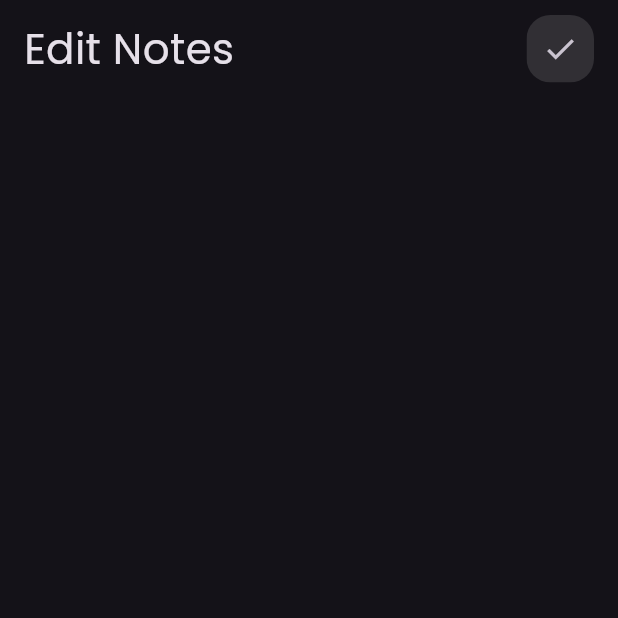
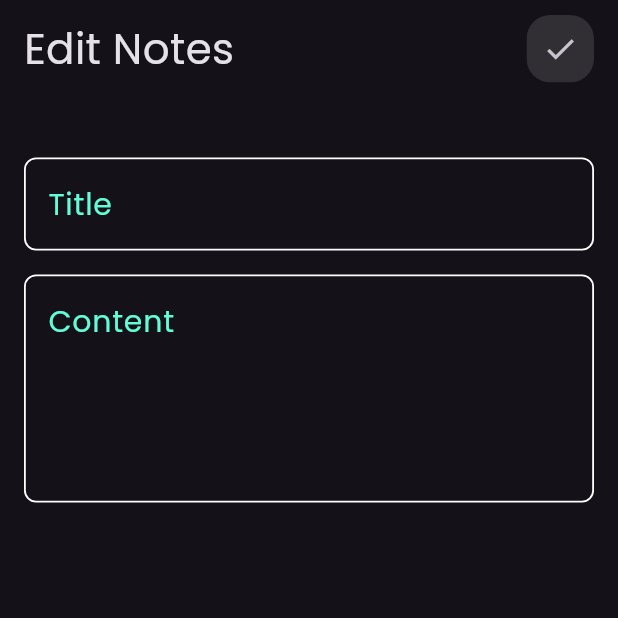
Before and after one commit to AhmedYasserww/Notes_App, a Flutter app: the EditNoteViewBody screen opened directly, on a phone screen of 412 x 824 dp, the top half of it. Run offline on Flutter 3.47's test engine with Material 3 defaults, Android fonts, the phone set to English and light mode, and no system bars; our stand-ins replace font_awesome_flutter.

Commit message:
add text field to editNotes view

```diff
--- a/lib/views/widgets/custom_text_form_field_widget.dart
+++ b/lib/views/widgets/custom_text_form_field_widget.dart
@@ -2,10 +2,10 @@
 import 'package:flutter/material.dart';
 import 'package:note_app/constants.dart';
 class CustomTextField extends StatelessWidget {
-   CustomTextField({super.key,required this.hintText,this.contentPadding,this.maxLine=1});
-   double ? contentPadding;
+   const CustomTextField({super.key,required this.hintText, this.maxLine=1});
+
   final  String  hintText;
-   int  maxLine;
+   final int  maxLine;
 
   @override
   Widget build(BuildContext context) {
@@ -20,7 +20,6 @@ class CustomTextField extends StatelessWidget {
       enabledBorder: buildBorder(),
            focusedBorder: buildBorder(kPrimaryColor),
 
-           contentPadding:   EdgeInsets.symmetric(vertical:contentPadding??20,horizontal: 20 ),
           )
       );
 
@@ -28,7 +27,7 @@ class CustomTextField extends StatelessWidget {
    OutlineInputBorder buildBorder([color]){
     return OutlineInputBorder(
       borderRadius: BorderRadius.circular(8),
-      borderSide: BorderSide(color: color ?? Colors.white,width: 1.3),
+      borderSide: BorderSide(color: color ?? Colors.white,width: 1.2),
     );
    }
 }
--- a/lib/views/widgets/edit_view_body.dart
+++ b/lib/views/widgets/edit_view_body.dart
@@ -1,17 +1,22 @@
 import 'package:flutter/material.dart';
+import 'package:note_app/views/widgets/custom_text_form_field_widget.dart';
 import 'package:note_app/views/widgets/custum_appbar.dart';
 class EditNoteViewBody extends StatelessWidget {
   const EditNoteViewBody({super.key});
 
   @override
   Widget build(BuildContext context) {
-    return const Scaffold(
+    return  const Scaffold(
       body: Padding(
         padding: EdgeInsets.symmetric(horizontal: 16),
         child: Column(
           children: [
             SizedBox(height: 10,),
-            CustomAppbar(text: "Edit Notes",icon: Icons.check,)
+            CustomAppbar(text: "Edit Notes",icon: Icons.check,),
+            SizedBox(height: 50,),
+            CustomTextField(hintText: "Title"),
+            SizedBox(height: 16,),
+            CustomTextField(hintText: "Content",maxLine: 5,)
           ],
         ),
       ),
```
